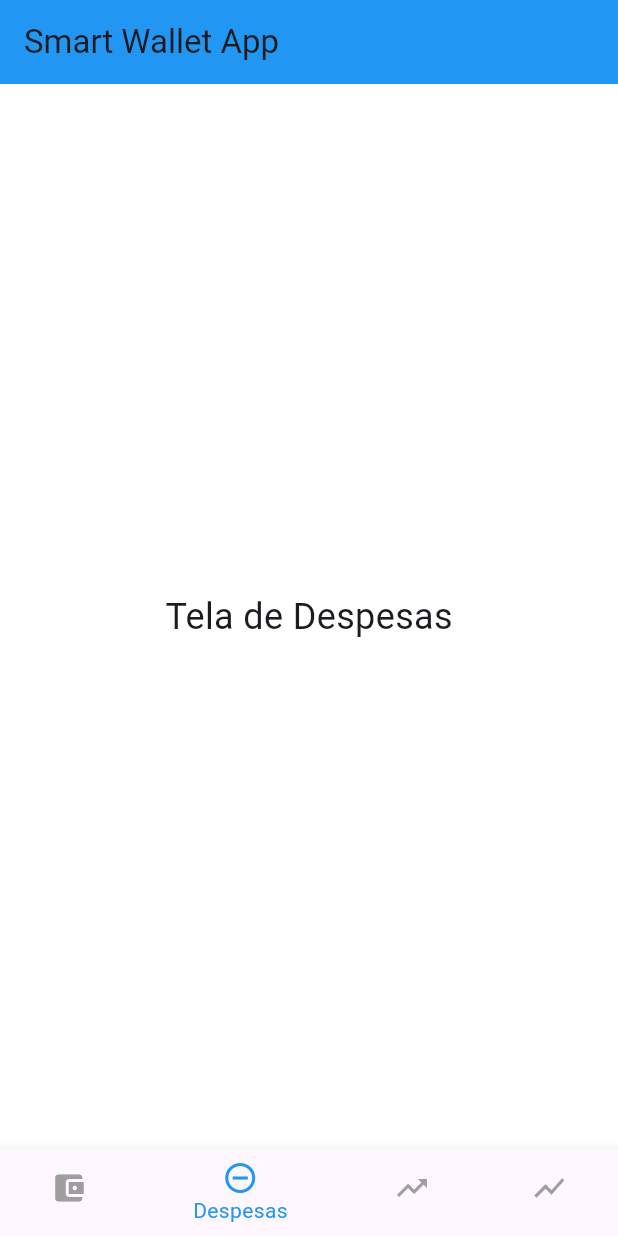
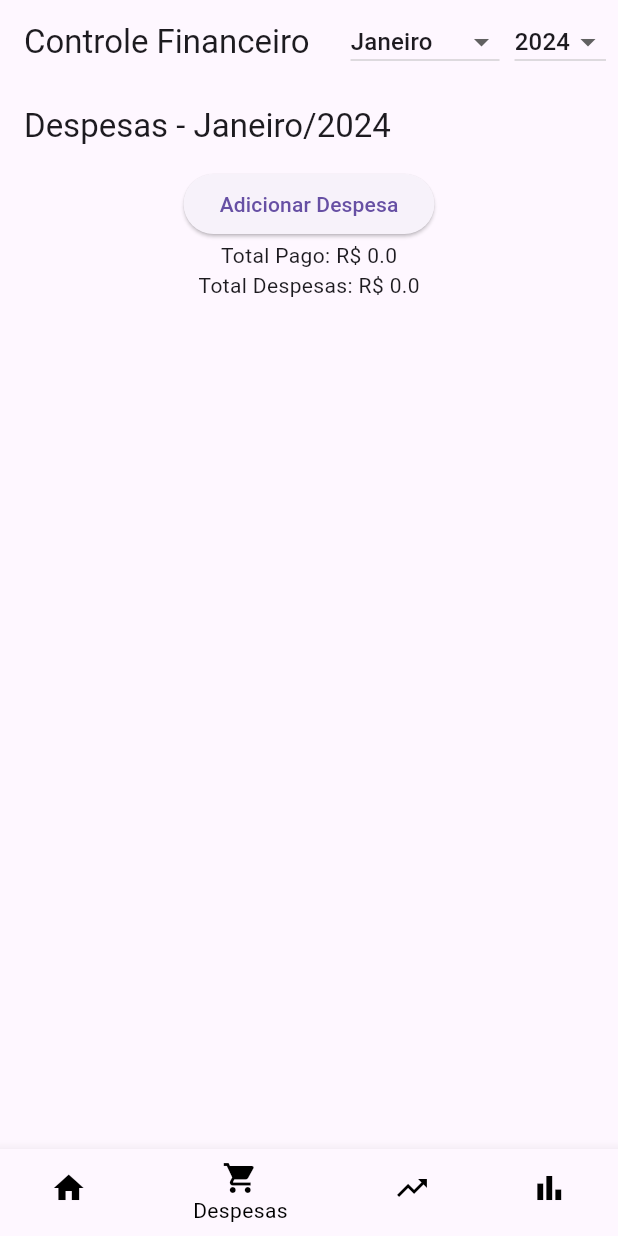
Before and after one commit to ImDaviMarques/Smart-Wallet, a Flutter app: the screen it shows after launch, item 2 of the bottom bar chosen, on a phone screen of 412 x 824 dp. Run offline on Flutter 3.47's test engine with Material 3 defaults, Android fonts, the phone set to English and light mode, and no system bars; our stand-ins replace sqflite; accounts and stored records are empty.

Commit message:
Iniciando Tela Receitas: Ainda sem BD

```diff
--- a/analysis_options.yaml
+++ b/analysis_options.yaml
@@ -7,6 +7,9 @@
 
 # The following line activates a set of recommended lints for Flutter apps,
 # packages, and plugins designed to encourage good coding practices.
+analyzer:
+  errors:
+    library_private_types_in_public_api: ignore
 include: package:flutter_lints/flutter.yaml
 
 linter:
--- a/lib/main.dart
+++ b/lib/main.dart
@@ -1,44 +1,68 @@
 import 'package:flutter/material.dart';
+import 'screens/receitas_screen.dart';
+import 'screens/despesas_screen.dart';
+import 'screens/investimentos_screen.dart';
+import 'screens/analise_screen.dart';
 
 void main() {
   runApp(MyApp());
 }
 
 class MyApp extends StatelessWidget {
+  const MyApp({super.key});
+
   @override
   Widget build(BuildContext context) {
     return MaterialApp(
-      title: 'Smart Wallet App',
-      theme: ThemeData(
-        primarySwatch: Colors.blue,
-        scaffoldBackgroundColor: Colors.white, // Cor de fundo das telas
-        appBarTheme: AppBarTheme(
-          backgroundColor: Colors.blue, // Cor do AppBar
-        ),
-      ),
-      home: MainScreen(),
+      debugShowCheckedModeBanner: false,
+      home: HomeScreen(),
     );
   }
 }
 
-class MainScreen extends StatefulWidget {
+class HomeScreen extends StatefulWidget {
+  const HomeScreen({super.key});
+
   @override
-  _MainScreenState createState() => _MainScreenState();
+  _HomeScreenState createState() => _HomeScreenState();
 }
 
-class _MainScreenState extends State<MainScreen> {
-  int _selectedIndex = 0;
+class _HomeScreenState extends State<HomeScreen> {
+  String selectedMonth = 'Janeiro';  // Variável para o mês selecionado
+  String selectedYear = '2024';     // Variável para o ano selecionado
+  int _selectedIndex = 0;           // Controla o índice da página selecionada
 
-  final List<Widget> _screens = [
-    ReceitasScreen(),
-    DespesasScreen(),
-    InvestimentosScreen(),
-    AnaliseScreen(),
-  ];
+  late List<Widget> _screens;
 
+  @override
+  void initState() {
+    super.initState();
+    _screens = [
+      ReceitasScreen(month: selectedMonth, year: selectedYear),
+      DespesasScreen(month: selectedMonth, year: selectedYear),
+      InvestimentosScreen(month: selectedMonth, year: selectedYear),
+      AnaliseScreen(month: selectedMonth, year: selectedYear),
+    ];
+  }
+
+  // Função chamada quando um item do BottomNavigationBar é selecionado
   void _onItemTapped(int index) {
     setState(() {
       _selectedIndex = index;
+    });
+  }
+
+  // Função para atualizar o mês e o ano
+  void _updateMonthYear(String month, String year) {
+    setState(() {
+      selectedMonth = month;
+      selectedYear = year;
+
+      // Atualiza as telas com os novos valores de mês e ano
+      _screens[0] = ReceitasScreen(month: selectedMonth, year: selectedYear);
+      _screens[1] = DespesasScreen(month: selectedMonth, year: selectedYear);
+      _screens[2] = InvestimentosScreen(month: selectedMonth, year: selectedYear);
+      _screens[3] = AnaliseScreen(month: selectedMonth, year: selectedYear);
     });
   }
 
@@ -46,85 +70,63 @@ class _MainScreenState extends State<MainScreen> {
   Widget build(BuildContext context) {
     return Scaffold(
       appBar: AppBar(
-        title: Text('Smart Wallet App'),
-      ),
-      body: _screens[_selectedIndex],
-      bottomNavigationBar: BottomNavigationBar(
-        items: const <BottomNavigationBarItem>[
-          BottomNavigationBarItem(
-            icon: Icon(Icons.account_balance_wallet),
-            label: 'Receitas',
-          ),
-          BottomNavigationBarItem(
-            icon: Icon(Icons.remove_circle_outline),
-            label: 'Despesas',
-          ),
-          BottomNavigationBarItem(
-            icon: Icon(Icons.trending_up),
-            label: 'Investimentos',
-          ),
-          BottomNavigationBarItem(
-            icon: Icon(Icons.show_chart),
-            label: 'Análise',
+        title: Text("Controle Financeiro"),
+        actions: [
+          Padding(
+            padding: const EdgeInsets.all(8.0),
+            child: Row(
+              children: [
+                // Dropdown para selecionar o mês
+                DropdownButton<String>(
+                  value: selectedMonth,
+                  onChanged: (newValue) {
+                    if (newValue != null) {
+                      _updateMonthYear(newValue, selectedYear);  // Chama a função para atualizar o mês e ano
+                    }
+                  },
+                  items: <String>['Janeiro', 'Fevereiro', 'Março', 'Abril', 'Maio', 'Junho','Julho','Agosto','Setembro','Outubro','Novembro','Dezembro']
+                      .map<DropdownMenuItem<String>>((String value) {
+                    return DropdownMenuItem<String>( // Criando os itens do dropdown
+                      value: value,
+                      child: Text(value),
+                    );
+                  }).toList(),
+                ),
+                SizedBox(width: 10),
+                // Dropdown para selecionar o ano
+                DropdownButton<String>(
+                  value: selectedYear,
+                  onChanged: (newValue) {
+                    if (newValue != null) {
+                      _updateMonthYear(selectedMonth, newValue);  // Chama a função para atualizar o mês e ano
+                    }
+                  },
+                  items: <String>['2024', '2025', '2026', '2027']
+                      .map<DropdownMenuItem<String>>((String value) {
+                    return DropdownMenuItem<String>( // Criando os itens do dropdown
+                      value: value,
+                      child: Text(value),
+                    );
+                  }).toList(),
+                ),
+              ],
+            ),
           ),
         ],
+      ),
+      body: _screens[_selectedIndex],  // Exibe a tela com base no índice selecionado
+      bottomNavigationBar: BottomNavigationBar(
         currentIndex: _selectedIndex,
         onTap: _onItemTapped,
-        selectedItemColor: Colors.blue, // Cor do ícone e texto selecionado
-        unselectedItemColor: Colors.grey, // Cor do ícone e texto não selecionado
+        selectedItemColor: Colors.black,   // Cor dos ícones e textos selecionados
+        unselectedItemColor: Colors.black, // Cor dos ícones e textos não selecionados
+        items: const [
+          BottomNavigationBarItem(icon: Icon(Icons.home), label: 'Receitas'),
+          BottomNavigationBarItem(icon: Icon(Icons.shopping_cart), label: 'Despesas'),
+          BottomNavigationBarItem(icon: Icon(Icons.trending_up), label: 'Investimentos'),
+          BottomNavigationBarItem(icon: Icon(Icons.bar_chart), label: 'Análise'),
+        ],
       ),
     );
   }
 }
-
-// Tela de Receitas
-class ReceitasScreen extends StatelessWidget {
-  @override
-  Widget build(BuildContext context) {
-    return Center(
-      child: Text(
-        'Tela de Receitas',
-        style: TextStyle(fontSize: 24),
-      ),
-    );
-  }
-}
-
-// Tela de Despesas
-class DespesasScreen extends StatelessWidget {
-  @override
-  Widget build(BuildContext context) {
-    return Center(
-      child: Text(
-        'Tela de Despesas',
-        style: TextStyle(fontSize: 24),
-      ),
-    );
-  }
-}
-
-// Tela de Investimentos
-class InvestimentosScreen extends StatelessWidget {
-  @override
-  Widget build(BuildContext context) {
-    return Center(
-      child: Text(
-        'Tela de Investimentos',
-        style: TextStyle(fontSize: 24),
-      ),
-    );
-  }
-}
-
-// Tela de Análise
-class AnaliseScreen extends StatelessWidget {
-  @override
-  Widget build(BuildContext context) {
-    return Center(
-      child: Text(
-        'Tela de Análise',
-        style: TextStyle(fontSize: 24),
-      ),
-    );
-  }
-}
--- /dev/null
+++ b/lib/screens/despesas_screen.dart
@@ -0,0 +1,88 @@
+import 'package:flutter/material.dart';
+
+class DespesasScreen extends StatefulWidget {
+  final String month;
+  final String year;
+
+  const DespesasScreen({super.key, required this.month, required this.year});  // Adicionando `const` e `key`
+
+  @override
+  _DespesasScreenState createState() => _DespesasScreenState();
+}
+
+class _DespesasScreenState extends State<DespesasScreen> {
+  final List<Map<String, dynamic>> despesas = [];
+  double totalPago = 0.0;
+  double totalDespesas = 0.0;
+
+  void _addDespesa() {
+    setState(() {
+      despesas.add({
+        'descricao': 'Nova Despesa',
+        'valor': 0.0,
+        'data': DateTime.now(),
+        'isChecked': false
+      });
+    });
+  }
+
+  void _removeDespesa(int index) {
+    setState(() {
+      despesas.removeAt(index);
+    });
+  }
+
+  void _toggleCheckbox(int index, bool? value) {
+    setState(() {
+      despesas[index]['isChecked'] = value!;
+      totalPago = despesas
+          .where((despesa) => despesa['isChecked'])
+          .fold(0.0, (sum, despesa) => sum + despesa['valor']);
+      totalDespesas = despesas.fold(0.0, (sum, despesa) => sum + despesa['valor']);
+    });
+  }
+
+  @override
+  Widget build(BuildContext context) {
+    return Scaffold(
+      appBar: AppBar(title: Text('Despesas - ${widget.month}/${widget.year}')),
+      body: Column(
+        children: [
+          ElevatedButton(
+            onPressed: _addDespesa,
+            child: Text('Adicionar Despesa'),
+          ),
+          Text('Total Pago: R\$ $totalPago'),
+          Text('Total Despesas: R\$ $totalDespesas'),
+          Expanded(
+            child: ListView.builder(
+              itemCount: despesas.length,
+              itemBuilder: (context, index) {
+                return ListTile(
+                  title: Text('Despesa ${index + 1}'),
+                  subtitle: Row(
+                    mainAxisAlignment: MainAxisAlignment.spaceBetween,
+                    children: [
+                      Text('Descrição: ${despesas[index]['descricao']}'),
+                      Text('Valor: R\$ ${despesas[index]['valor']}'),
+                      Text('Data: ${despesas[index]['data']}'),
+                      Checkbox(
+                        value: despesas[index]['isChecked'],
+                        onChanged: (value) =>
+                            _toggleCheckbox(index, value),
+                      ),
+                    ],
+                  ),
+                  trailing: IconButton(
+                    icon: Icon(Icons.delete),
+                    onPressed: () => _removeDespesa(index),
+                  ),
+                );
+              },
+            ),
+          ),
+        ],
+      ),
+    );
+  }
+}
--- a/pubspec.yaml
+++ b/pubspec.yaml
@@ -1,6 +1,6 @@
 name: smart_wallet_app
 description: "A new Flutter project."
-publish_to: 'none' # Remove this line if you wish to publish to pub.dev
+publish_to: 'none'  # Remove this line if you wish to publish to pub.dev
 
 version: 1.0.0+1
 
@@ -15,6 +15,7 @@ dependencies:
   cupertino_icons: ^1.0.8
   sqflite: ^2.0.0+4  # A dependência que você precisa para usar o SQLite
   path: ^1.9.0  # Adicionando a dependência do path
+  intl: ^0.18.0  # Adicionando a dependência intl para formatação de datas
 
 dev_dependencies:
   flutter_test:
```
Also changed, not shown: lib/database_helper.dart (+52 -36 lines), lib/screens/analise_screen.dart (added, +21 -0 lines), lib/screens/investimentos_screen.dart (added, +85 -0 lines), lib/screens/receitas_screen.dart (added, +164 -0 lines), pubspec.lock.
